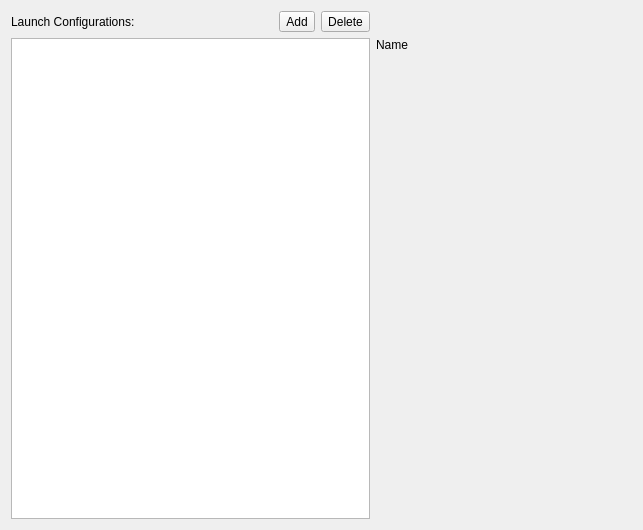
Before: the Qt Designer form shell/launchconfigurationdialog.ui in KDE/kdevelop, drawn with Qt 5.
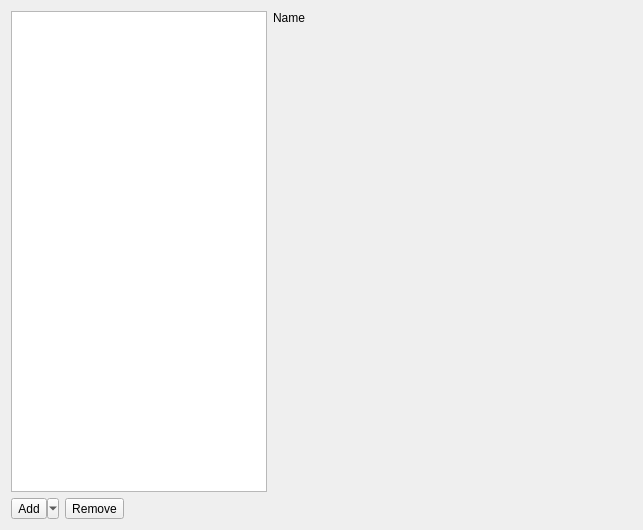
After: the same form once the commit is applied.

Commit message: put add/remove buttons below the list, use labels

```diff
--- a/shell/launchconfigurationdialog.ui
+++ b/shell/launchconfigurationdialog.ui
@@ -10,8 +10,43 @@
     <height>530</height>
    </rect>
   </property>
+  <layout class="QGridLayout" name="gridLayout_2">
+   <item row="0" column="0" rowspan="2">
   <layout class="QGridLayout" name="gridLayout">
-   <item row="0" column="1">
+     <item row="0" column="0" colspan="3">
+      <widget class="QTreeView" name="tree">
+       <property name="sizePolicy">
+        <sizepolicy hsizetype="Expanding" vsizetype="Expanding">
+         <horstretch>1</horstretch>
+         <verstretch>0</verstretch>
+        </sizepolicy>
+       </property>
+      </widget>
+     </item>
+     <item row="1" column="0">
+      <widget class="QToolButton" name="addConfig">
+       <property name="text">
+        <string>Add</string>
+       </property>
+       <property name="popupMode">
+        <enum>QToolButton::MenuButtonPopup</enum>
+       </property>
+       <property name="toolButtonStyle">
+        <enum>Qt::ToolButtonTextBesideIcon</enum>
+       </property>
+      </widget>
+     </item>
+     <item row="1" column="1">
+      <widget class="QToolButton" name="deleteConfig">
+       <property name="text">
+        <string>Remove</string>
+       </property>
+       <property name="toolButtonStyle">
+        <enum>Qt::ToolButtonTextBesideIcon</enum>
+       </property>
+      </widget>
+     </item>
+     <item row="1" column="2">
     <spacer name="horizontalSpacer">
      <property name="orientation">
       <enum>Qt::Horizontal</enum>
@@ -24,38 +59,9 @@
      </property>
     </spacer>
    </item>
-   <item row="0" column="2">
-    <widget class="QToolButton" name="addConfig">
-     <property name="text">
-      <string>Add</string>
-     </property>
-    </widget>
+    </layout>
    </item>
-   <item row="0" column="3">
-    <widget class="QToolButton" name="deleteConfig">
-     <property name="text">
-      <string>Delete</string>
-     </property>
-    </widget>
-   </item>
-   <item row="0" column="0">
-    <widget class="QLabel" name="label">
-     <property name="text">
-      <string>Launch Configurations:</string>
-     </property>
-    </widget>
-   </item>
-   <item row="1" column="0" rowspan="2" colspan="4">
-    <widget class="QTreeView" name="tree">
-     <property name="sizePolicy">
-      <sizepolicy hsizetype="Expanding" vsizetype="Expanding">
-       <horstretch>1</horstretch>
-       <verstretch>0</verstretch>
-      </sizepolicy>
-     </property>
-    </widget>
-   </item>
-   <item row="1" column="4">
+   <item row="0" column="1">
     <widget class="QLabel" name="configName">
      <property name="lineWidth">
       <number>1</number>
@@ -65,7 +71,7 @@
      </property>
     </widget>
    </item>
-   <item row="2" column="4">
+   <item row="1" column="1">
     <widget class="QStackedWidget" name="stack">
      <property name="sizePolicy">
       <sizepolicy hsizetype="Expanding" vsizetype="Expanding">
```
Lines whose indentation alone changed are shown as unchanged.
